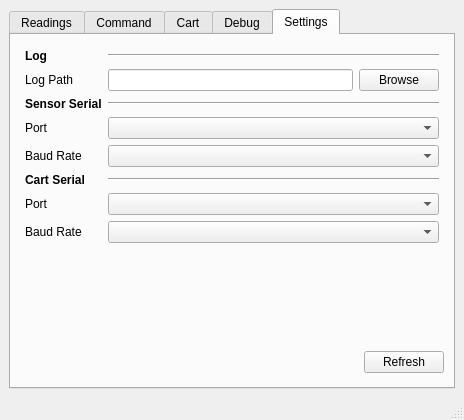
Before: the Qt Designer form tf03_test/main_window.ui in codincodee/tf0x_dev, drawn with Qt 5.
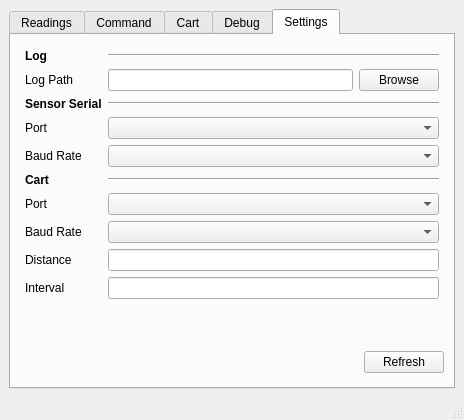
After: the same form once the commit is applied. The open tabs and pages were chosen to show the change.

Commit message: Simulating Cart

Patch:
```diff
--- a/tf03_test/main_window.ui
+++ b/tf03_test/main_window.ui
@@ -776,6 +776,16 @@
             </item>
             <item>
              <layout class="QGridLayout" name="gridLayout_8">
+              <item row="10" column="1">
+               <widget class="QLineEdit" name="SettingsCartDistanceLineEdit"/>
+              </item>
+              <item row="10" column="0">
+               <widget class="QLabel" name="label_24">
+                <property name="text">
+                 <string>Distance</string>
+                </property>
+               </widget>
+              </item>
               <item row="9" column="0">
                <widget class="QLabel" name="CartSerialBaudRateLabel">
                 <property name="text">
@@ -900,14 +910,11 @@
                  </font>
                 </property>
                 <property name="text">
-                 <string>Cart Serial</string>
+                 <string>Cart</string>
                 </property>
                </widget>
               </item>
-              <item row="8" column="1">
-               <widget class="QComboBox" name="CartSerialPortComboBox"/>
-              </item>
-              <item row="10" column="1">
+              <item row="12" column="1">
                <spacer name="verticalSpacer_10">
                 <property name="orientation">
                  <enum>Qt::Vertical</enum>
@@ -920,6 +927,19 @@
                 </property>
                </spacer>
               </item>
+              <item row="8" column="1">
+               <widget class="QComboBox" name="CartSerialPortComboBox"/>
+              </item>
+              <item row="11" column="0">
+               <widget class="QLabel" name="label_25">
+                <property name="text">
+                 <string>Interval</string>
+                </property>
+               </widget>
+              </item>
+              <item row="11" column="1">
+               <widget class="QLineEdit" name="SettingsCartIntervalLineEdit"/>
+              </item>
              </layout>
             </item>
             <item>
```
Left out of the diff: 101 changed lines with no effect on the pictures. The commit also changes 4 other files.
